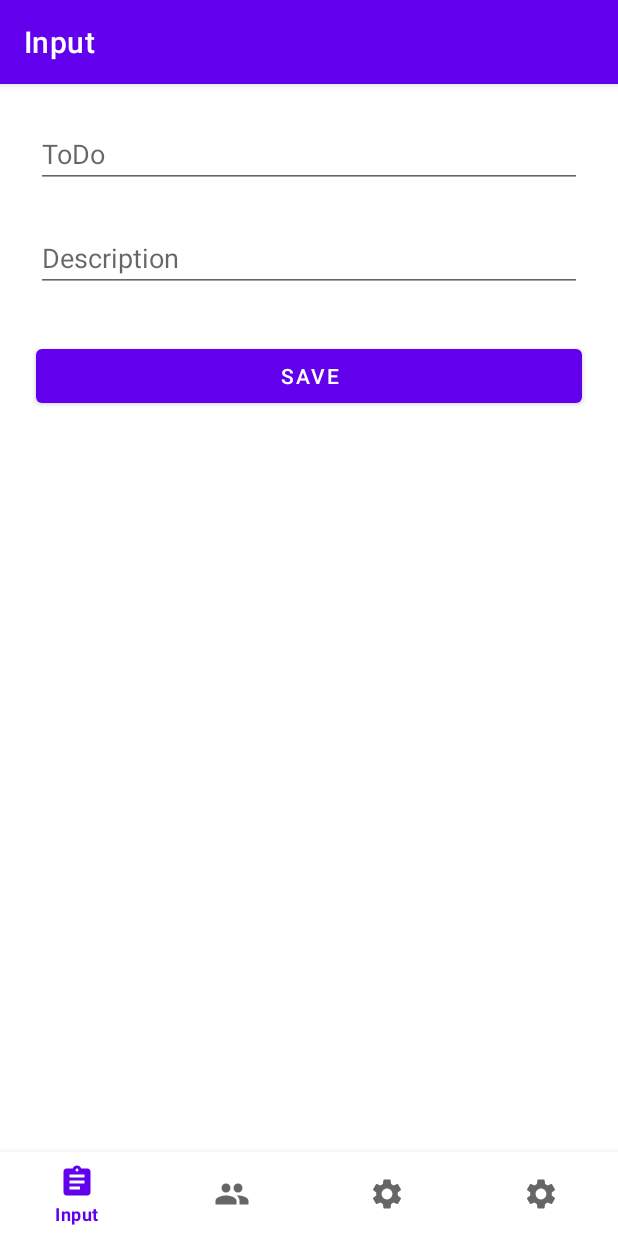
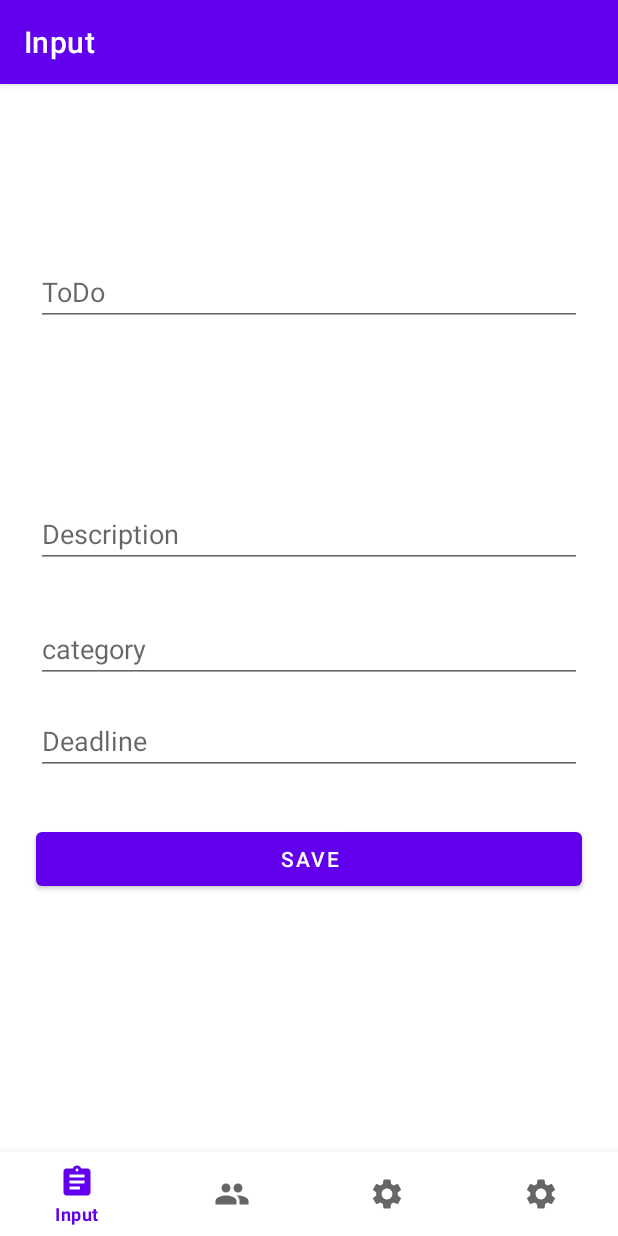
Before and after one commit to Yatamashi/Scribble_Bullet_PME, an Android app: the InputFragment screen opened through its navigation route, on a phone screen of 412 x 824 dp. Run offline under Robolectric (Android 15) with nearby library versions, the phone set to English and light mode, and no system bars; our stand-ins replace Room's generated code, navigation-ui; libraries missing offline, so code that uses them is left out: com.github.javafaker.

Commit message:
some working on input and navigationbar

```diff
--- a/app/src/main/AndroidManifest.xml
+++ b/app/src/main/AndroidManifest.xml
@@ -23,10 +23,6 @@
             </intent-filter>
         </activity>
         <activity
-            android:name=".view.SecondActivity"
-            android:exported="false">
-        </activity>
-        <activity
             android:name=".view.MainActivity"
             android:exported="false">
         </activity>
--- a/app/src/main/java/de/fhe/pmeplayground/model/ToDo.java
+++ b/app/src/main/java/de/fhe/pmeplayground/model/ToDo.java
@@ -46,6 +46,8 @@ public class ToDo {
         this.description = description;
         this.category = category;
         this.deadline = deadline;
+        this.created = ( System.currentTimeMillis() );
+        this.modified = ( System.currentTimeMillis() );
     }
 
     public int getId() {
--- a/app/src/main/java/de/fhe/pmeplayground/view/input/InputFragment.java
+++ b/app/src/main/java/de/fhe/pmeplayground/view/input/InputFragment.java
@@ -33,7 +33,8 @@ public class InputFragment extends BaseFragment {
                     toDoField.getText().toString(),
                     descriptionField.getText().toString(),
                     categoryField.getText().toString(),
-                    deadlineField.getText().toString());
+                    deadlineField.getText().toString()
+            );
 
             String returnValue = inputViewModel.saveToDo( newToDo );
 
@@ -41,6 +42,9 @@ public class InputFragment extends BaseFragment {
             Snackbar.make(v, returnValue, Snackbar.LENGTH_SHORT).show();
         }
     };
+
+    public InputFragment() {
+    }
 
     public View onCreateView(@NonNull LayoutInflater inflater,
                              ViewGroup container, Bundle savedInstanceState) {
@@ -51,6 +55,8 @@ public class InputFragment extends BaseFragment {
 
         this.toDoField = root.findViewById(R.id.et_todo);
         this.descriptionField = root.findViewById(R.id.et_description);
+        this.categoryField = root.findViewById(R.id.et_category);
+        this.deadlineField = root.findViewById(R.id.et_deadline);
 
         Button saveBtn = root.findViewById(R.id.btn_save_todo);
         saveBtn.setOnClickListener(this.saveButtonClickListener);
--- a/app/src/main/res/layout/fragment_input.xml
+++ b/app/src/main/res/layout/fragment_input.xml
@@ -40,6 +40,40 @@
         app:layout_constraintTop_toBottomOf="@+id/et_todo"
         android:importantForAutofill="no" />
 
+    <EditText
+        android:id="@+id/et_category"
+        android:layout_width="0dp"
+        android:layout_height="wrap_content"
+        android:layout_marginStart="24dp"
+        android:layout_marginTop="16dp"
+        android:layout_marginEnd="24dp"
+        android:layout_marginBottom="78dp"
+        android:ems="10"
+        android:hint="@string/text_category"
+        android:inputType="textPersonName"
+        app:layout_constraintBottom_toTopOf="@+id/btn_save_todo"
+        app:layout_constraintEnd_toEndOf="parent"
+        app:layout_constraintStart_toStartOf="parent"
+        app:layout_constraintTop_toBottomOf="@+id/et_description"
+        android:importantForAutofill="no" />
+
+    <EditText
+        android:id="@+id/et_deadline"
+        android:layout_width="0dp"
+        android:layout_height="wrap_content"
+        android:layout_marginStart="24dp"
+        android:layout_marginTop="16dp"
+        android:layout_marginEnd="24dp"
+        android:layout_marginBottom="78dp"
+        android:ems="10"
+        android:hint="@string/text_deadline"
+        android:inputType="textPersonName"
+        app:layout_constraintBottom_toTopOf="@+id/btn_save_todo"
+        app:layout_constraintEnd_toEndOf="parent"
+        app:layout_constraintStart_toStartOf="parent"
+        app:layout_constraintTop_toBottomOf="@+id/et_category"
+        android:importantForAutofill="no" />
+
     <Button
         android:id="@+id/btn_save_todo"
         android:layout_width="0dp"
@@ -50,6 +84,6 @@
         android:text="@string/text_btn_save"
         app:layout_constraintEnd_toEndOf="parent"
         app:layout_constraintStart_toStartOf="parent"
-        app:layout_constraintTop_toBottomOf="@+id/et_description" />
+        app:layout_constraintTop_toBottomOf="@+id/et_deadline" />
 
 </androidx.constraintlayout.widget.ConstraintLayout>
--- a/app/src/main/res/values/strings.xml
+++ b/app/src/main/res/values/strings.xml
@@ -14,5 +14,8 @@
     <string name="title_todo_list">Todos</string>
     <string name="title_settings">Settings</string>
     <string name="title_detail_view">Detail View</string>
+    <string name="text_category">category</string>
+    <string name="text_deadline">Deadline</string>
+
 
 </resources>
```
Also changed, not shown: app/src/main/java/de/fhe/pmeplayground/core/MyApplication.java (+6 -2 lines), app/src/main/java/de/fhe/pmeplayground/storage/ToDoDatabase.java (+55 -1 lines), app/src/main/java/de/fhe/pmeplayground/view/SecondActivity.java (deleted, +0 -40 lines).
